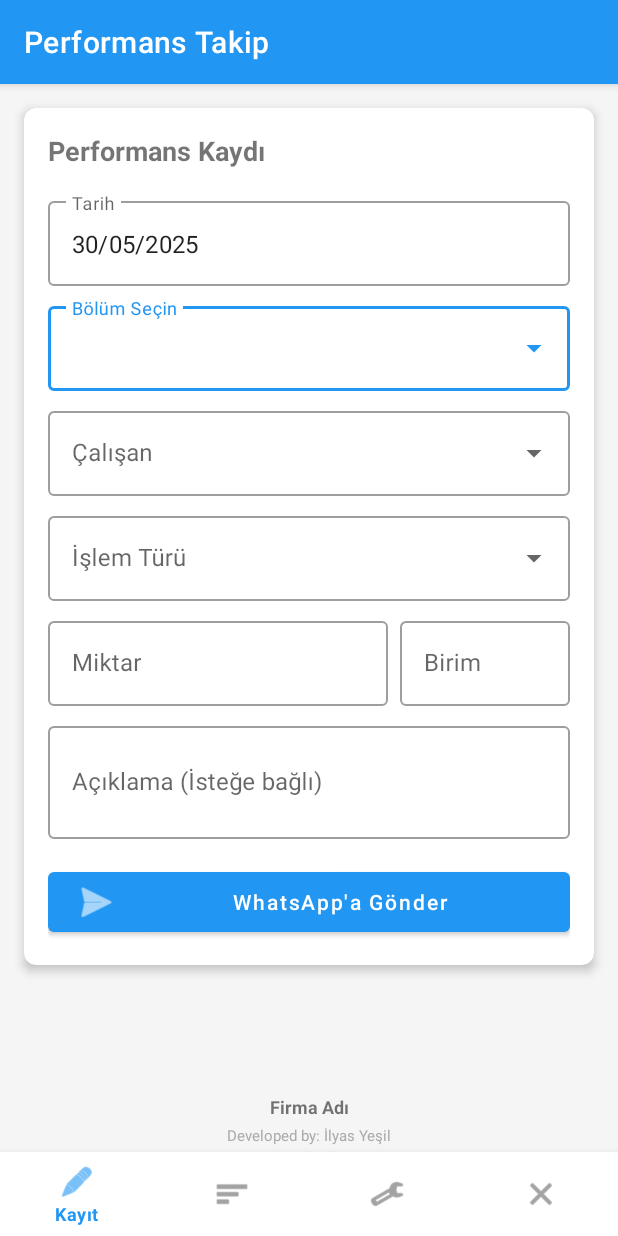
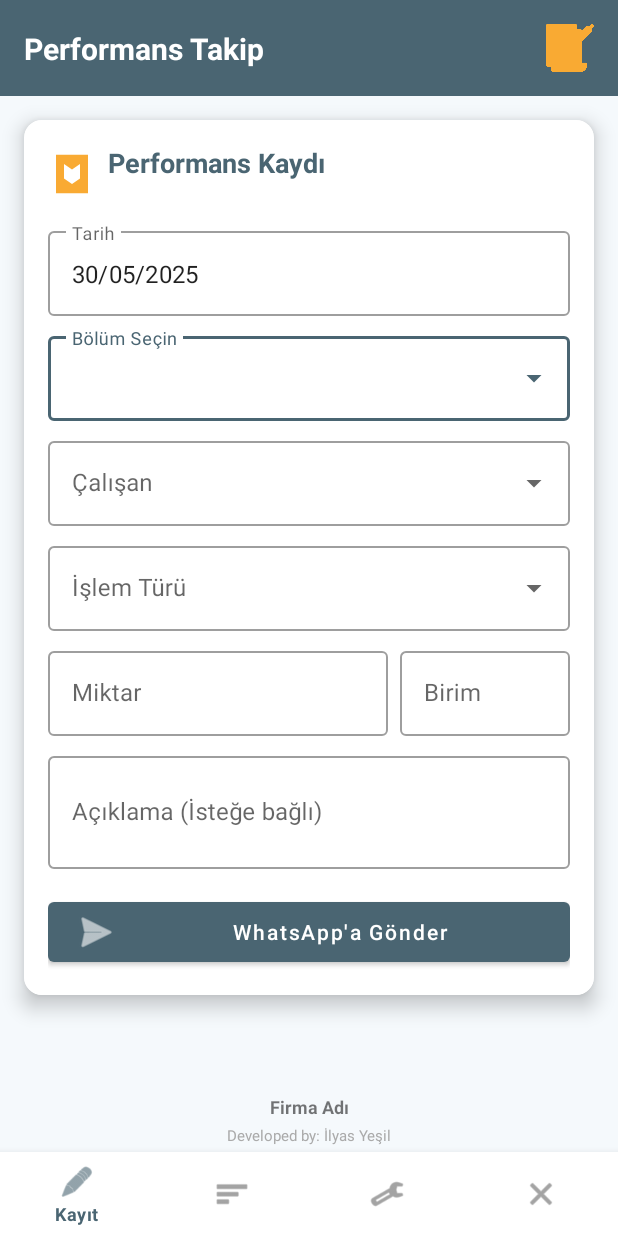
Before and after one commit to yesil-eee/PerformansTakip, an Android app: the screen it shows after launch (MainActivity), on a phone screen of 412 x 824 dp. Run offline under Robolectric (Android 15) with nearby library versions, the phone set to English and light mode, and no system bars.

Commit message:
PerformansTakip v1.1.0 OK

```diff
--- a/app/build.gradle
+++ b/app/build.gradle
@@ -7,7 +7,7 @@ android {
     compileSdk 34
 
     defaultConfig {
-        applicationId "com.example.performansTakip"
+        applicationId "com.ilyas.PerformansTakip"
         minSdk 24
         targetSdk 34
         versionCode 1
--- a/app/src/main/AndroidManifest.xml
+++ b/app/src/main/AndroidManifest.xml
@@ -4,9 +4,9 @@
 
     <application
         android:allowBackup="true"
-        android:icon="@android:drawable/ic_menu_edit"
+        android:icon="@drawable/pages"
         android:label="@string/app_name"
-        android:roundIcon="@android:drawable/ic_menu_edit"
+        android:roundIcon="@drawable/pages"
         android:supportsRtl="true"
         android:theme="@style/Theme.PerformansTakip">
 
--- a/app/src/main/java/com/example/performansTakip/ui/MainActivity.kt
+++ b/app/src/main/java/com/example/performansTakip/ui/MainActivity.kt
@@ -47,6 +47,8 @@ class MainActivity : AppCompatActivity() {
 
     override fun onCreate(savedInstanceState: Bundle?) {
         super.onCreate(savedInstanceState)
+        // ActionBar başlığını gizle
+        supportActionBar?.hide()
         setContentView(R.layout.activity_main)
 
         viewlariBaslat()
--- /dev/null
+++ b/app/src/main/res/drawable/icons8_apple_news_30.xml
@@ -0,0 +1,10 @@
+<?xml version="1.0" encoding="utf-8"?>
+<vector xmlns:android="http://schemas.android.com/apk/res/android"
+    android:width="30dp"
+    android:height="30dp"
+    android:viewportWidth="30"
+    android:viewportHeight="30">
+    <path
+        android:fillColor="#000000"
+        android:pathData="M5,3v24h20V3H5zM15,21.25l-5,-3.5v-9l5,3.5l5,-3.5v9L15,21.25z"/>
+</vector>
--- /dev/null
+++ b/app/src/main/res/drawable/icons8_check_mark_60.xml
@@ -0,0 +1,10 @@
+<?xml version="1.0" encoding="utf-8"?>
+<vector xmlns:android="http://schemas.android.com/apk/res/android"
+    android:width="60dp"
+    android:height="60dp"
+    android:viewportWidth="60"
+    android:viewportHeight="60">
+    <path
+        android:fillColor="#000000"
+        android:pathData="M22.5,42.5l-15,-15 2.95,-2.95 12.05,12.05 25.05,-25.05 2.95,2.95z"/>
+</vector>
--- a/app/src/main/res/layout/activity_main.xml
+++ b/app/src/main/res/layout/activity_main.xml
@@ -1,5 +1,6 @@
 <?xml version="1.0" encoding="utf-8"?>
-<androidx.constraintlayout.widget.ConstraintLayout xmlns:android="http://schemas.android.com/apk/res/android"
+<androidx.constraintlayout.widget.ConstraintLayout
+    xmlns:android="http://schemas.android.com/apk/res/android"
     xmlns:app="http://schemas.android.com/apk/res-auto"
     xmlns:tools="http://schemas.android.com/tools"
     android:layout_width="match_parent"
@@ -7,30 +8,82 @@
     android:background="@color/colorBackground"
     tools:context=".ui.MainActivity">
 
+    <!-- Üst Başlık Çubuğu -->
+    <View
+        android:id="@+id/headerBg"
+        android:layout_width="match_parent"
+        android:layout_height="64dp"
+        android:background="@color/colorPrimary"
+        app:layout_constraintTop_toTopOf="parent" />
+
+    <TextView
+        android:id="@+id/tvAppTitle"
+        android:layout_width="wrap_content"
+        android:layout_height="wrap_content"
+        android:text="Performans Takip"
+        android:textColor="@color/colorCardBackground"
+        android:textSize="20sp"
+        android:textStyle="bold"
+        android:layout_marginStart="16dp"
+        app:layout_constraintStart_toStartOf="parent"
+        app:layout_constraintTop_toTopOf="parent"
+        app:layout_constraintBottom_toBottomOf="@id/headerBg" />
+
+    <ImageView
+        android:id="@+id/ivAppLogo"
+        android:layout_width="32dp"
+        android:layout_height="32dp"
+        android:layout_marginEnd="16dp"
+        android:src="@drawable/pages"
+        app:tint="@color/colorAccent"
+        app:layout_constraintEnd_toEndOf="parent"
+        app:layout_constraintTop_toTopOf="@id/headerBg"
+        app:layout_constraintBottom_toBottomOf="@id/headerBg" />
+
     <androidx.cardview.widget.CardView
         android:id="@+id/cvPerformansKaydi"
         android:layout_width="match_parent"
         android:layout_height="wrap_content"
-        android:layout_margin="16dp"
-        app:cardCornerRadius="8dp"
-        app:cardElevation="4dp"
+        android:layout_marginStart="16dp"
+        android:layout_marginEnd="16dp"
+        android:layout_marginTop="16dp"
+        app:cardCornerRadius="12dp"
+        app:cardElevation="8dp"
         app:layout_constraintEnd_toEndOf="parent"
         app:layout_constraintStart_toStartOf="parent"
-        app:layout_constraintTop_toTopOf="parent">
+        app:layout_constraintTop_toBottomOf="@id/headerBg">
 
         <LinearLayout
             android:layout_width="match_parent"
             android:layout_height="wrap_content"
             android:orientation="vertical"
-            android:padding="16dp">
+            android:padding="16dp"
+            android:background="@color/colorCardBackground">
 
-            <TextView
+            <LinearLayout
                 android:layout_width="match_parent"
                 android:layout_height="wrap_content"
-                android:text="@string/title_performance_record"
-                android:textSize="18sp"
-                android:textStyle="bold"
-                android:layout_marginBottom="16dp"/>
+                android:orientation="horizontal"
+                android:gravity="center_vertical"
+                android:layout_marginBottom="12dp">
+
+                <ImageView
+                    android:layout_width="32dp"
+                    android:layout_height="32dp"
+                    android:src="@drawable/icons8_apple_news_30"
+                    app:tint="@color/colorAccent"
+                    android:layout_marginEnd="8dp" />
+
+                <TextView
+                    android:layout_width="match_parent"
+                    android:layout_height="wrap_content"
+                    android:text="@string/title_performance_record"
+                    android:textColor="@color/colorPrimary"
+                    android:textSize="18sp"
+                    android:textStyle="bold"
+                    android:layout_marginTop="4dp"
+                    android:layout_marginBottom="12dp" />
+            </LinearLayout>
 
             <com.google.android.material.textfield.TextInputLayout
                 android:layout_width="match_parent"
@@ -44,7 +97,7 @@
                     android:layout_height="wrap_content"
                     android:hint="@string/hint_date"
                     android:focusable="false"
-                    android:inputType="none"/>
+                    android:inputType="none" />
             </com.google.android.material.textfield.TextInputLayout>
 
             <com.google.android.material.textfield.TextInputLayout
@@ -58,7 +111,7 @@
                     android:layout_width="match_parent"
                     android:layout_height="wrap_content"
                     android:hint="Bölüm Seçin"
-                    android:inputType="text"/>
+                    android:inputType="text" />
             </com.google.android.material.textfield.TextInputLayout>
 
             <com.google.android.material.textfield.TextInputLayout
@@ -72,7 +125,7 @@
                     android:layout_width="match_parent"
                     android:layout_height="wrap_content"
                     android:hint="@string/hint_employee"
-                    android:inputType="text"/>
+                    android:inputType="text" />
             </com.google.android.material.textfield.TextInputLayout>
 
             <com.google.android.material.textfield.TextInputLayout
@@ -86,7 +139,7 @@
                     android:layout_width="match_parent"
                     android:layout_height="wrap_content"
                     android:hint="@string/hint_work_type"
-                    android:inputType="text"/>
+                    android:inputType="text" />
             </com.google.android.material.textfield.TextInputLayout>
 
             <LinearLayout
@@ -107,7 +160,7 @@
                         android:layout_width="match_parent"
                         android:layout_height="wrap_content"
                         android:hint="@string/hint_amount"
-                        android:inputType="numberDecimal"/>
+                        android:inputType="numberDecimal" />
                 </com.google.android.material.textfield.TextInputLayout>
 
                 <com.google.android.material.textfield.TextInputLayout
@@ -124,7 +177,7 @@
                         android:layout_height="wrap_content"
                         android:hint="@string/hint_unit"
                         android:focusable="false"
-                        android:inputType="none"/>
+                        android:inputType="none" />
                 </com.google.android.material.textfield.TextInputLayout>
             </LinearLayout>
 
@@ -140,7 +193,7 @@
                     android:layout_height="wrap_content"
                     android:hint="@string/hint_description"
                     android:inputType="textMultiLine"
-                    android:minLines="2"/>
+                    android:minLines="2" />
             </com.google.android.material.textfield.TextInputLayout>
 
             <com.google.android.material.button.MaterialButton
@@ -149,7 +202,7 @@
                 android:layout_height="wrap_content"
                 android:text="@string/btn_send_whatsapp"
                 android:textAllCaps="false"
-                app:icon="@android:drawable/ic_menu_send"/>
+                app:icon="@android:drawable/ic_menu_send" />
         </LinearLayout>
     </androidx.cardview.widget.CardView>
 
--- a/app/src/main/res/values/colors.xml
+++ b/app/src/main/res/values/colors.xml
@@ -1,14 +1,22 @@
 <?xml version="1.0" encoding="utf-8"?>
 <resources>
-    <color name="colorPrimary">#2196F3</color>
-    <color name="colorPrimaryDark">#1976D2</color>
-    <color name="colorAccent">#03A9F4</color>
-    <color name="colorBackground">#F5F5F5</color>
+    <!-- Yeni Modern Renk Şeması -->
+    <color name="colorPrimary">#4A6572</color>
+    <color name="colorPrimaryDark">#344955</color>
+    <color name="colorAccent">#F9AA33</color>
+    <color name="colorBackground">#F5F9FC</color>
     <color name="colorCardBackground">#FFFFFF</color>
-    <color name="colorText">#212121</color>
-    <color name="colorSecondaryText">#757575</color>
-    <color name="colorDivider">#BDBDBD</color>
-    <color name="colorSuccess">#4CAF50</color>
-    <color name="colorError">#F44336</color>
-    <color name="colorWarning">#FFC107</color>
+    <color name="colorText">#232F34</color>
+    <color name="colorSecondaryText">#4A6572</color>
+    <color name="colorDivider">#E0E0E0</color>
+    <color name="colorSuccess">#5AB159</color>
+    <color name="colorError">#FF5252</color>
+    <color name="colorWarning">#FFB74D</color>
+
+    <!-- Yeni Eklenen Vurgu Renkleri -->
+    <color name="colorHighlight">#F9AA33</color>
+    <color name="colorLightAccent">#FFEFD1</color>
+    <color name="colorDarkAccent">#E58D11</color>
+    <color name="colorGradientStart">#344955</color>
+    <color name="colorGradientEnd">#4A6572</color>
 </resources>
```
Also changed, not shown: app/src/main/res/drawable/diagram.png (added), app/src/main/res/drawable/exit.png (added), app/src/main/res/drawable/not.png (added), app/src/main/res/drawable/settings1.png (added), app/src/main/res/drawable/slideshow.png (renamed from app/src/main/res/drawable/slide_show_app.png), app/src/main/res/drawable/spreadsheet.png (renamed from app/src/main/res/drawable/spreadsheet_app.png), 3 other files.
